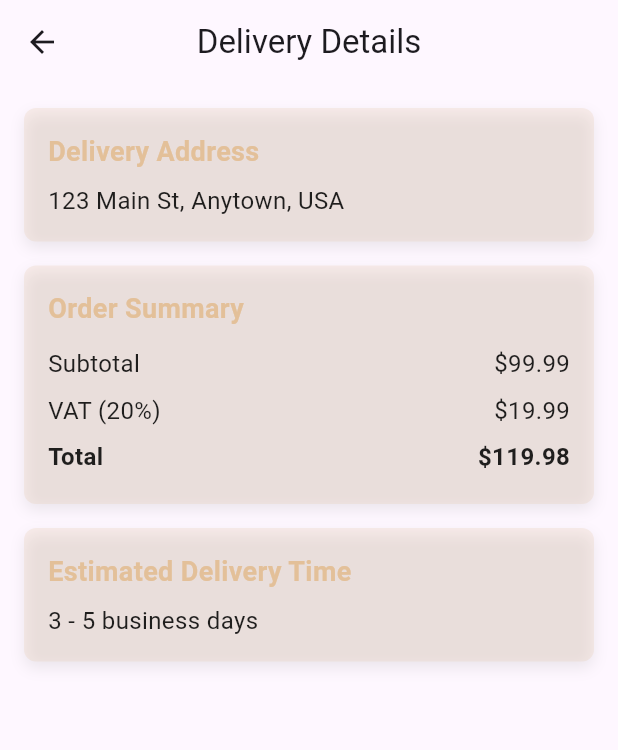
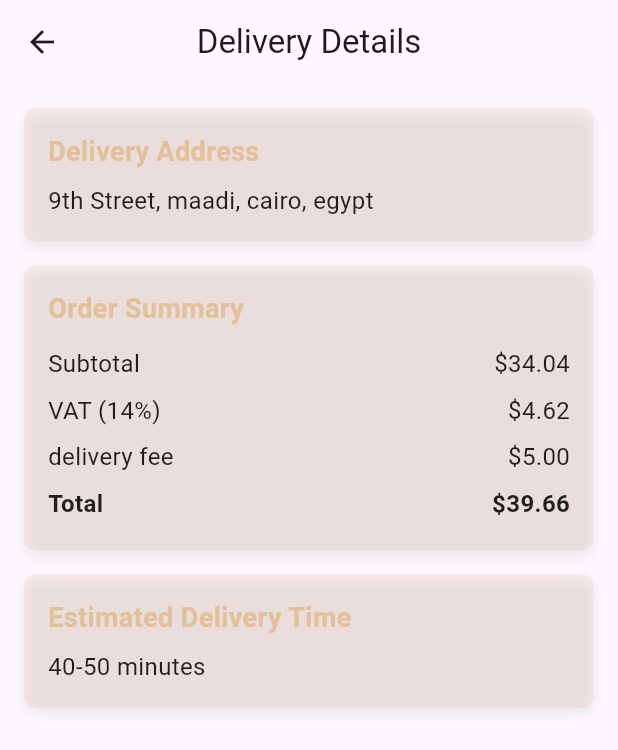
Before and after one commit to Thomaskhalil/software_bosh, a Flutter app: the DeliveryPage screen opened directly, on a phone screen of 412 x 824 dp. Shown: the top 750 px of the screen. Run offline on Flutter 3.47's test engine with Material 3 defaults, Android fonts, the phone set to English and light mode, and no system bars; our stand-ins replace google_fonts.

Commit message:
minor delivry fix

```diff
--- a/lib/pages/delivery_page.dart
+++ b/lib/pages/delivery_page.dart
@@ -19,7 +19,7 @@ class DeliveryPage extends StatelessWidget {
           children: [
             _buildSection(
               title: 'Delivery Address',
-              content: '123 Main St, Anytown, USA',
+              content: '9th Street, maadi, cairo, egypt',
             ),
             const SizedBox(height: 16),
             _buildSection(
@@ -27,16 +27,17 @@ class DeliveryPage extends StatelessWidget {
               content: null,
               child: Column(
                 children: [
-                  _buildSummaryRow('Subtotal', '\$99.99'),
-                  _buildSummaryRow('VAT (20%)', '\$19.99'),
-                  _buildSummaryRow('Total', '\$119.98', isBold: true),
+                  _buildSummaryRow('Subtotal', '\$34.04'),
+                  _buildSummaryRow('VAT (14%)', '\$4.62'),
+                  _buildSummaryRow('delivery fee', '\$5.00'),
+                  _buildSummaryRow('Total', '\$39.66', isBold: true),
                 ],
               ),
             ),
             const SizedBox(height: 16),
             _buildSection(
               title: 'Estimated Delivery Time',
-              content: '3 - 5 business days',
+              content: '40-50 minutes',
             ),
           ],
         ),
```
